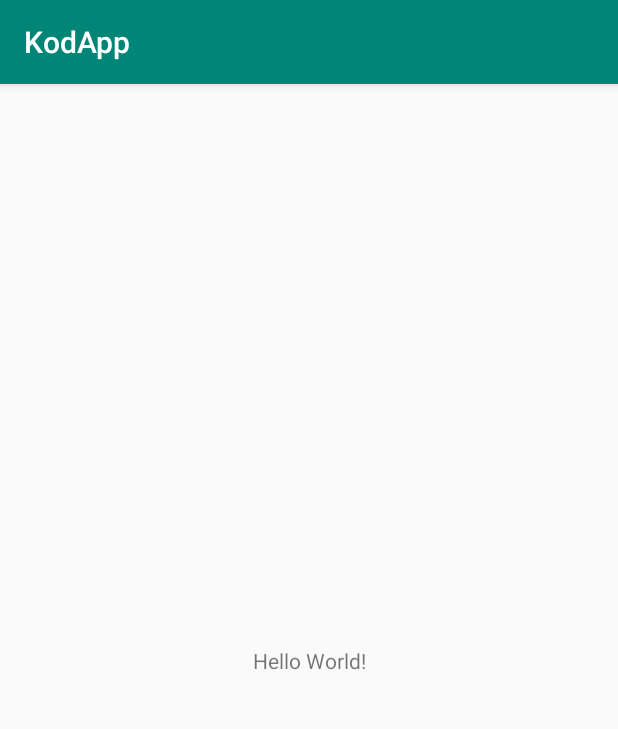
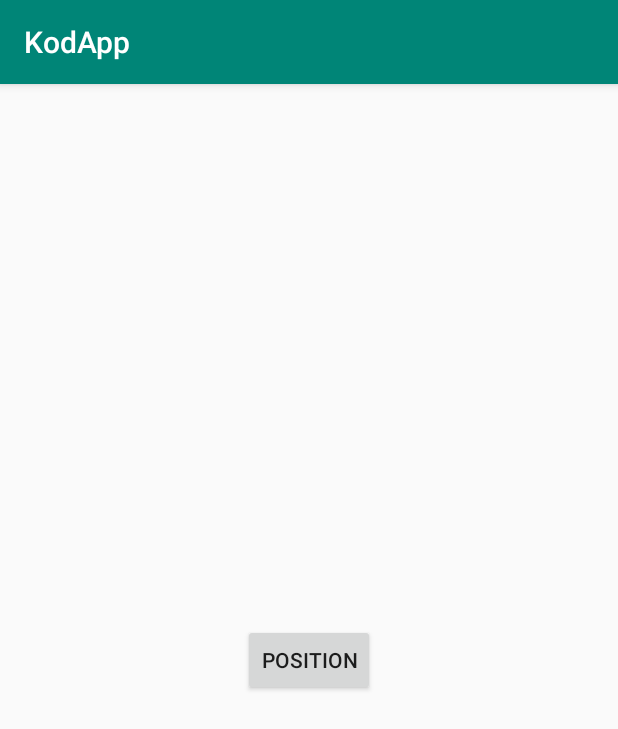
Before and after one commit to Vincent-Renard/KodApp, an Android app: the screen it shows after launch (MainActivity), on a phone screen of 412 x 824 dp. Shown: the top 729 px of the screen. Run offline under Robolectric (Android 15) with nearby library versions, the phone set to English and light mode, and no system bars.

Commit message:
bouton de la mort ki tu

```diff
--- a/app/src/main/java/fr/univorleans/etu/renardez/kodapp/MainActivity.java
+++ b/app/src/main/java/fr/univorleans/etu/renardez/kodapp/MainActivity.java
@@ -1,14 +1,63 @@
 package fr.univorleans.etu.renardez.kodapp;
+
+import android.content.Context;
+import android.location.Location;
+import android.location.LocationListener;
+import android.location.LocationManager;
+import android.os.Bundle;
+import android.util.Log;
+import android.view.View;
 
 import androidx.appcompat.app.AppCompatActivity;
 
-import android.os.Bundle;
+public class MainActivity extends AppCompatActivity implements LocationListener {
 
-public class MainActivity extends AppCompatActivity {
+    private LocationManager locationManager;
+    private Location currentLocation;
 
     @Override
     protected void onCreate(Bundle savedInstanceState) {
         super.onCreate(savedInstanceState);
         setContentView(R.layout.activity_main);
     }
+
+    void getLocation() {
+        try {
+            LocationManager locationManager = (LocationManager) getSystemService(Context.LOCATION_SERVICE);
+            locationManager.requestLocationUpdates(LocationManager.GPS_PROVIDER, 500, 5, this);
+
+        } catch (SecurityException e) {
+            e.printStackTrace();
+        }
+    }
+
+    public void clickPos(View view) {
+        //TODO
+        getLocation();
+        //Log.i("BUTTON_POS","Lat "+currentLocation.getLatitude()+"Long "+currentLocation.getLongitude()+" Alt "+currentLocation.getAltitude());
+
+    }
+
+    @Override
+    public void onLocationChanged(Location location) {
+        currentLocation = location;
+        Log.i("BUTTON_POS", "Lat " + currentLocation.getLatitude() + "Long " + currentLocation.getLongitude() + " Alt " + currentLocation.getAltitude());
+
+        //currentLocation=location;
+    }
+
+    @Override
+    public void onStatusChanged(String provider, int status, Bundle extras) {
+
+    }
+
+    @Override
+    public void onProviderEnabled(String provider) {
+
+    }
+
+    @Override
+    public void onProviderDisabled(String provider) {
+
+    }
 }
--- a/app/src/main/res/layout/activity_main.xml
+++ b/app/src/main/res/layout/activity_main.xml
@@ -6,13 +6,14 @@
     android:layout_height="match_parent"
     tools:context=".MainActivity">
 
-    <TextView
+    <Button
         android:layout_width="wrap_content"
         android:layout_height="wrap_content"
-        android:text="Hello World!"
+        android:onClick="clickPos"
         app:layout_constraintBottom_toBottomOf="parent"
         app:layout_constraintLeft_toLeftOf="parent"
         app:layout_constraintRight_toRightOf="parent"
+        android:text="@string/button_position_txt"
         app:layout_constraintTop_toTopOf="parent" />
 
 </androidx.constraintlayout.widget.ConstraintLayout>
--- a/app/src/main/res/values/strings.xml
+++ b/app/src/main/res/values/strings.xml
@@ -1,3 +1,4 @@
 <resources>
     <string name="app_name">KodApp</string>
+    <string name="button_position_txt">Position</string>
 </resources>
```
